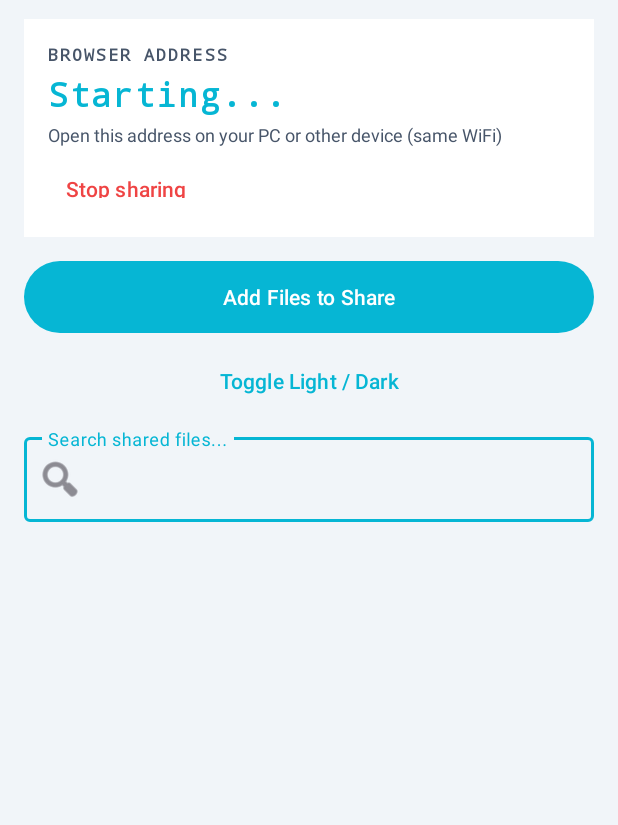
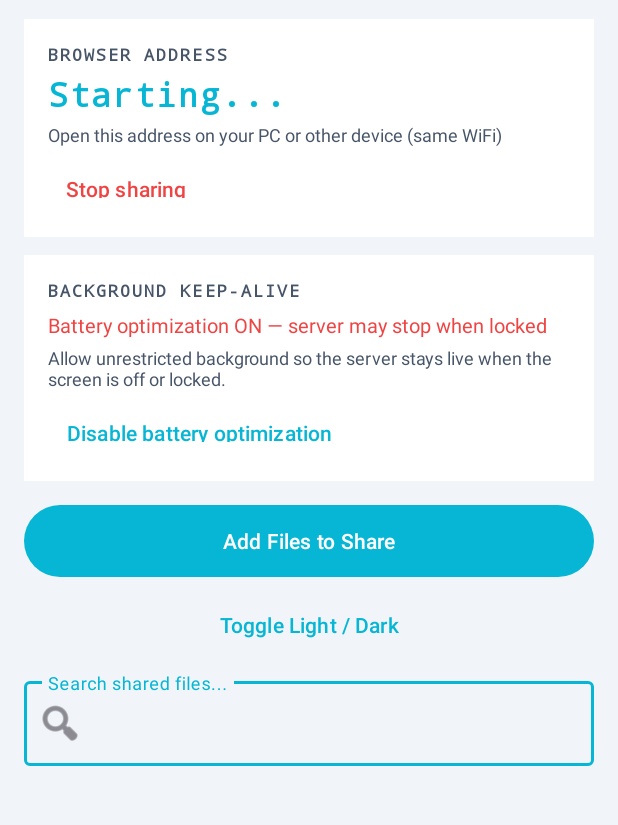
Before and after one commit to paklatestinformation-cyber/phoneshare, an Android app: the screen it shows after launch (MainActivity), on a phone screen of 412 x 824 dp, the part 176-1001 px from its top. Run offline under Robolectric (Android 15) with nearby library versions, the phone set to English and light mode, and no system bars.

Commit message:
Keep sharing alive on screen off: FGS type, battery exemption prompt, boot restart

```diff
--- a/app/build.gradle
+++ b/app/build.gradle
@@ -16,8 +16,8 @@ android {
         applicationId 'com.zyvo.phoneshare'
         minSdk 26
         targetSdk 34
-        versionCode 6
-        versionName "2.1"
+        versionCode 7
+        versionName "2.2"
     }
     buildTypes {
         release {
--- a/app/src/main/java/com/zyvo/phoneshare/MainActivity.java
+++ b/app/src/main/java/com/zyvo/phoneshare/MainActivity.java
@@ -44,7 +44,8 @@ public class MainActivity extends AppCompatActivity {
     private RecyclerView recycler;
     private FileAdapter adapter;
     private List<File> allFiles = new ArrayList<>();
-    private TextView ipText, statusText, emptyText;
+    private TextView ipText, statusText, emptyText, batteryText;
+    private MaterialButton batteryBtn;
     private TextInputEditText searchEdit;
     private ProgressBar uploadProgress;
     private ToneHelper tone;
@@ -69,12 +70,20 @@ public class MainActivity extends AppCompatActivity {
         } else {
             startService(svc);
         }
+        sp.edit().putBoolean("sharing_enabled", true).apply();
+        if (android.os.Build.VERSION.SDK_INT >= 33
+                && androidx.core.content.ContextCompat.checkSelfPermission(this, android.Manifest.permission.POST_NOTIFICATIONS)
+                != android.content.pm.PackageManager.PERMISSION_GRANTED) {
+            requestPermissions(new String[]{android.Manifest.permission.POST_NOTIFICATIONS}, 300);
+        }
 
         ipText = findViewById(R.id.ipText);
         statusText = findViewById(R.id.statusText);
         emptyText = findViewById(R.id.emptyText);
         searchEdit = findViewById(R.id.searchEdit);
         uploadProgress = findViewById(R.id.uploadProgress);
+        batteryText = findViewById(R.id.batteryText);
+        batteryBtn = findViewById(R.id.batteryBtn);
         recycler = findViewById(R.id.fileList);
         recycler.setLayoutManager(new LinearLayoutManager(this));
         adapter = new FileAdapter();
@@ -87,12 +96,14 @@ public class MainActivity extends AppCompatActivity {
         findViewById(R.id.stopBtn).setOnClickListener(v -> {
             tone.click();
             stopService(new Intent(this, ShareService.class));
+            getSharedPreferences("ps", MODE_PRIVATE).edit().putBoolean("sharing_enabled", false).apply();
             statusText.setText("Sharing stopped");
             statusText.setTextColor(getColor(R.color.danger));
             ipText.setText("—");
         });
 
         TextView devContact = findViewById(R.id.devContact);
+        devContact.setText("+92 313 5275771");
         devContact.setOnClickListener(v -> {
             tone.click();
             Intent i = new Intent(Intent.ACTION_DIAL, Uri.parse("tel:+923135275771"));
@@ -111,6 +122,33 @@ public class MainActivity extends AppCompatActivity {
         refreshHandler = new Handler(Looper.getMainLooper());
         refreshRunnable = new Runnable() { public void run() { refreshList(); refreshHandler.postDelayed(this, 3000); } };
         refreshHandler.postDelayed(refreshRunnable, 3000);
+    }
+
+    @Override
+    protected void onResume() {
+        super.onResume();
+        checkBatteryOptimization();
+    }
+
+    private void checkBatteryOptimization() {
+        if (batteryText == null) return;
+        android.os.PowerManager pm = (android.os.PowerManager) getSystemService(Context.POWER_SERVICE);
+        boolean ignored = pm != null && pm.isIgnoringBatteryOptimizations(getPackageName());
+        batteryText.setText(ignored
+                ? "Unrestricted — server stays live with screen off / locked"
+                : "Battery optimization ON — server may stop when locked");
+        batteryText.setTextColor(androidx.core.content.ContextCompat.getColor(this,
+                ignored ? R.color.ok : R.color.danger));
+        batteryBtn.setVisibility(ignored ? View.GONE : View.VISIBLE);
+        batteryBtn.setOnClickListener(v -> {
+            try {
+                Intent i = new Intent(android.provider.Settings.ACTION_REQUEST_IGNORE_BATTERY_OPTIMIZATIONS);
+                i.setData(Uri.parse("package:" + getPackageName()));
+                startActivity(i);
+            } catch (Exception e) {
+                startActivity(new Intent(android.provider.Settings.ACTION_IGNORE_BATTERY_OPTIMIZATION_SETTINGS));
+            }
+        });
     }
 
     private void toneClick() { tone.click(); }
--- a/app/src/main/res/layout/activity_main.xml
+++ b/app/src/main/res/layout/activity_main.xml
@@ -58,6 +58,28 @@
                     android:textColor="@color/danger" android:layout_marginTop="8dp" />
             </LinearLayout>
 
+            <!-- Background keep-alive -->
+            <LinearLayout android:layout_width="match_parent" android:layout_height="wrap_content"
+                android:orientation="vertical" android:background="@color/card"
+                android:padding="16dp" android:layout_marginBottom="12dp">
+                <TextView android:layout_width="wrap_content" android:layout_height="wrap_content"
+                    android:text="BACKGROUND KEEP-ALIVE" android:textSize="11sp" android:textStyle="bold"
+                    android:textColor="@color/text_secondary" android:letterSpacing="0.12" android:fontFamily="monospace" />
+                <TextView android:id="@+id/batteryText" android:layout_width="match_parent"
+                    android:layout_height="wrap_content" android:text="Checking battery optimization..."
+                    android:textSize="13sp" android:textColor="@color/text_secondary"
+                    android:layout_marginTop="6dp" />
+                <TextView android:layout_width="match_parent" android:layout_height="wrap_content"
+                    android:text="Allow unrestricted background so the server stays live when the screen is off or locked."
+                    android:textSize="12sp" android:textColor="@color/text_secondary"
+                    android:layout_marginTop="4dp" />
+                <com.google.android.material.button.MaterialButton
+                    android:id="@+id/batteryBtn" android:layout_width="wrap_content"
+                    android:layout_height="36dp" android:text="Disable battery optimization"
+                    style="@style/Widget.Material3.Button.TextButton"
+                    android:layout_marginTop="8dp" />
+            </LinearLayout>
+
             <!-- Add files -->
             <com.google.android.material.button.MaterialButton
                 android:id="@+id/addFilesBtn" android:layout_width="match_parent"
@@ -104,8 +126,8 @@
                     android:layout_height="wrap_content" android:text="Muhammad Kamran Malik"
                     android:textSize="14sp" android:textStyle="bold" android:textColor="@color/accent"
                     android:layout_marginTop="2dp" />
-                <TextView android:id="@+id/devContact" android:layout_width="wrap_content"
-                    android:layout_height="wrap_content" android:text="+923015614357"
+                <TextView                     android:id="@+id/devContact" android:layout_width="wrap_content"
+                    android:layout_height="wrap_content" android:text="+92 313 5275771"
                     android:textSize="13sp" android:textColor="@color/accent" android:layout_marginTop="2dp" />
             </LinearLayout>
         </LinearLayout>
```
Also changed, not shown: app/src/main/AndroidManifest.xml (+9 -0 lines), app/src/main/java/com/zyvo/phoneshare/BootReceiver.java (added, +26 -0 lines), app/src/main/java/com/zyvo/phoneshare/ShareService.java (+7 -1 lines), 2 other files.
